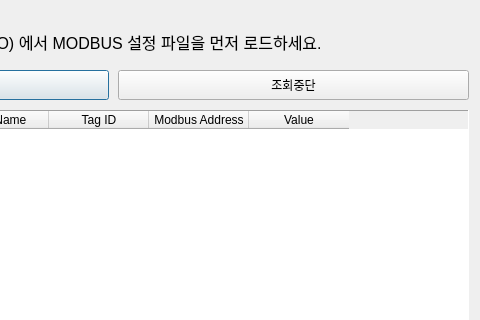
Old version of the form modules/modbus_comm/modbus_hunter/modbus_hunter.ui in the repository wkim300/BASS-BEMS; both pictures show x 262 to 742 and y 0 to 320 of the 742 by 676 pixel window.
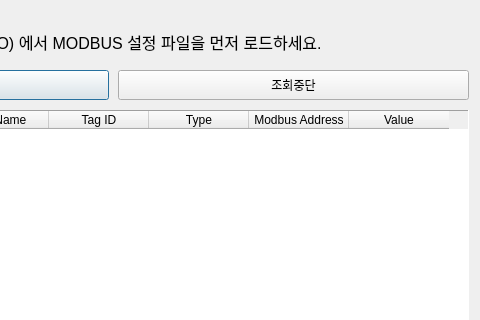
New version of the form.

Patch:
```diff
--- a/modules/modbus_comm/modbus_hunter/modbus_hunter.ui
+++ b/modules/modbus_comm/modbus_hunter/modbus_hunter.ui
@@ -57,6 +57,11 @@
      <string>Tag ID</string>
     </property>
    </column>
+   <column>
+    <property name="text">
+     <string>Type</string>
+    </property>
+   </column>
    <column>
     <property name="text">
      <string>Modbus Address</string>
```
